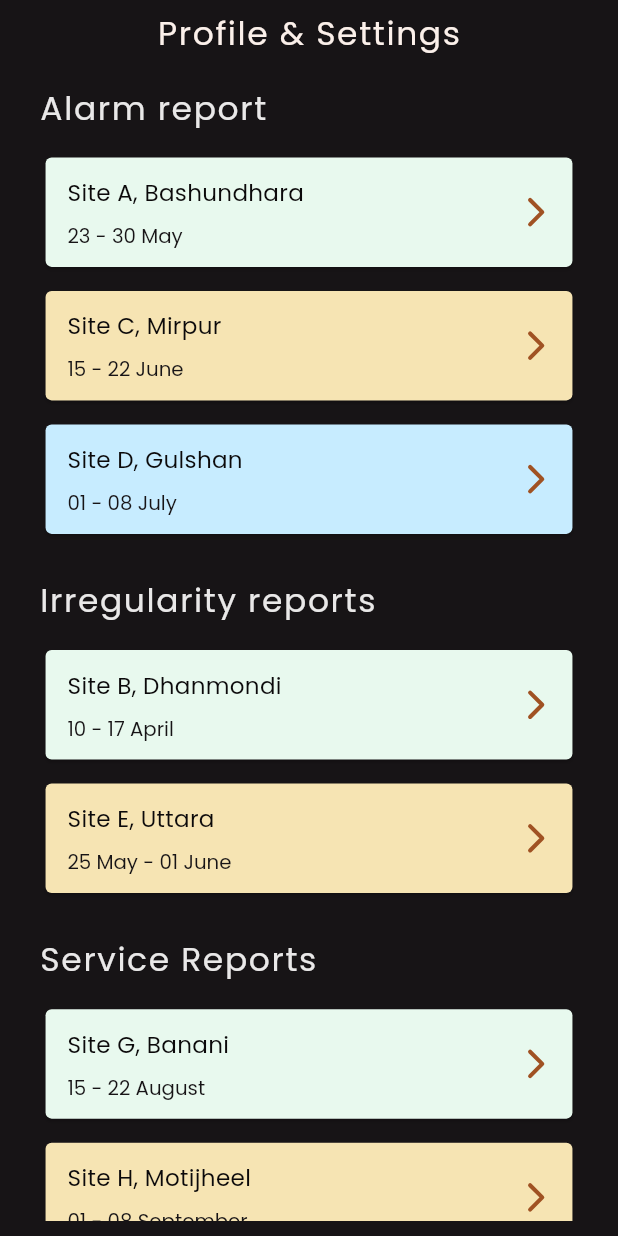
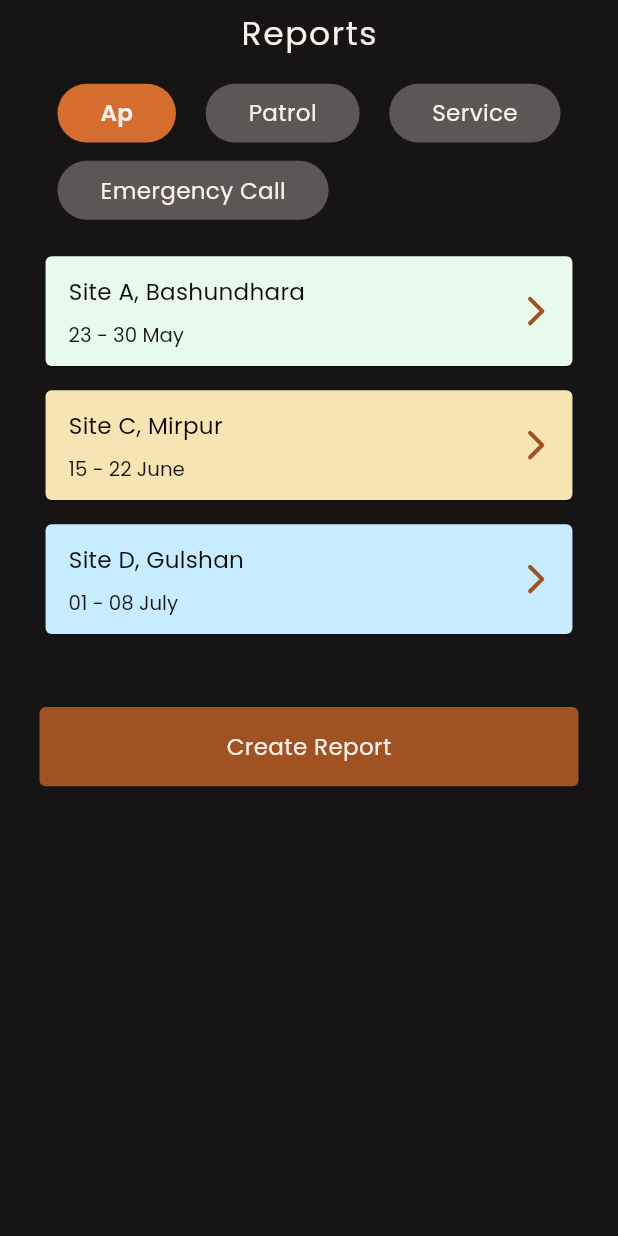
Before and after one commit to MD-Redwan-Ul-Abir/CCTV-Camera-Monitoring, a Flutter app: the ReportScreen screen opened by its route, on a phone screen of 412 x 824 dp. Run offline on Flutter 3.47's test engine with Material 3 defaults, Android fonts, the light colour scheme and no system bars; our stand-ins replace dotted_border, dropdown_button2, flutter_screenutil, flutter_secure_storage, flutter_spinkit, flutter_svg and 7 more; missing offline and left inert: flutter_vlc_player, mime_type; accounts and stored records are empty; project files that could hold a hidden picture were left out.

Commit message:
ui is fully done and no more changes will be accepted

```diff
--- a/lib/infrastructure/navigation/bindings/controllers/main_navigation_screen.controller.binding.dart
+++ b/lib/infrastructure/navigation/bindings/controllers/main_navigation_screen.controller.binding.dart
@@ -1,6 +1,7 @@
 import 'package:get/get.dart';
 
 import '../../../../presentation/mainNavigationScreen/controllers/main_navigation_screen.controller.dart';
+import '../../../../presentation/reportScreen/controllers/report_screen.controller.dart';
 import '../../../../presentation/shared/widgets/imagePicker/imagePickerController.dart';
 
 class MainNavigationScreenControllerBinding extends Bindings {
@@ -12,5 +13,8 @@ class MainNavigationScreenControllerBinding extends Bindings {
     Get.lazyPut<imagePickerController>(
           () => imagePickerController(),
     );
+    Get.lazyPut<ReportScreenController>(
+          () => ReportScreenController(),
+    );
   }
 }
--- a/lib/presentation/reportScreen/controllers/report_screen.controller.dart
+++ b/lib/presentation/reportScreen/controllers/report_screen.controller.dart
@@ -1,11 +1,50 @@
 import 'package:get/get.dart';
 
 class ReportScreenController extends GetxController {
-  //TODO: Implement ReportScreenController
+  // Filter related variables
+  var selectedCategory = 'Ap'.obs;
 
-  final count = 0.obs;
+  // Pagination related variables
+  var currentPage = 1.obs;
+  var totalPages = 1.obs;
 
+  @override
+  void onInit() {
+    super.onInit();
+    // Initialize with default category
+    selectedCategory.value = 'Ap';
+    currentPage.value = 1;
+    totalPages.value = 1;
+  }
 
+  void setSelectedCategory(String category) {
+    selectedCategory.value = category;
+    currentPage.value = 1; // Reset to first page when filter changes
+  }
 
-  void increment() => count.value++;
+  void updateTotalPages(int pages) {
+    totalPages.value = pages;
+    // If current page is greater than total pages, reset to last page
+    if (currentPage.value > totalPages.value && totalPages.value > 0) {
+      currentPage.value = totalPages.value;
+    }
+  }
+
+  void goToPage(int page) {
+    if (page >= 1 && page <= totalPages.value) {
+      currentPage.value = page;
+    }
+  }
+
+  void goToNextPage() {
+    if (currentPage.value < totalPages.value) {
+      currentPage.value++;
+    }
+  }
+
+  void goToPreviousPage() {
+    if (currentPage.value > 1) {
+      currentPage.value--;
+    }
+  }
 }
--- a/lib/presentation/reportScreen/report_screen.screen.dart
+++ b/lib/presentation/reportScreen/report_screen.screen.dart
@@ -25,26 +25,46 @@ class ReportScreen extends GetView<ReportScreenController> {
     // Restructured data to support multiple categories
     List<Map<String, dynamic>> categorizedData = [
       {
-        'categoryTitle': 'Alarm report',
+        'categoryTitle': 'Ap',
         'sites': [
           {'name': 'Site A, Bashundhara', 'date': '23 - 30 May'},
           {'name': 'Site C, Mirpur', 'date': '15 - 22 June'},
           {'name': 'Site D, Gulshan', 'date': '01 - 08 July'},
-        ]
+        ],
       },
       {
-        'categoryTitle': 'Irregularity reports',
+        'categoryTitle': 'Patrol',
         'sites': [
           {'name': 'Site B, Dhanmondi', 'date': '10 - 17 April'},
           {'name': 'Site E, Uttara', 'date': '25 May - 01 June'},
-        ]
+        ],
       },
       {
-        'categoryTitle': 'Service Reports',
+        'categoryTitle': 'Service',
         'sites': [
           {'name': 'Site G, Banani', 'date': '15 - 22 August'},
           {'name': 'Site H, Motijheel', 'date': '01 - 08 September'},
-        ]
+          {'name': 'Site H, Motijheel', 'date': '01 - 08 September'},
+          {'name': 'Site H, Motijheel', 'date': '01 - 08 September'},
+          {'name': 'Site H, Motijheel', 'date': '01 - 08 September'},
+          {'name': 'Site G, Banani', 'date': '15 - 22 August'},
+          {'name': 'Site H, Motijheel', 'date': '01 - 08 September'},
+          {'name': 'Site G, Banani', 'date': '15 - 22 August'},
+          {'name': 'Site H, Motijheel', 'date': '01 - 08 September'},
+          {'name': 'Site G, Banani', 'date': '15 - 22 August'},
+          {'name': 'Site H, Motijheel', 'date': '01 - 08 September'},
+          {'name': 'Site G, Banani', 'date': '15 - 22 August'},
+          {'name': 'Site H, Motijheel', 'date': '01 - 08 September'},
+          {'name': 'Site G, Banani', 'date': '15 - 22 August'},
+          {'name': 'Site H, Motijheel', 'date': '01 - 08 September'},
+        ],
+      },
+      {
+        'categoryTitle': 'Emergency Call',
+        'sites': [
+          {'name': 'Site G, Banani', 'date': '15 - 22 August'},
+          {'name': 'Site H, Motijheel', 'date': '01 - 08 September'},
+        ],
       },
     ];
 
@@ -57,7 +77,7 @@ class ReportScreen extends GetView<ReportScreenController> {
           scrolledUnderElevation: 0,
           automaticallyImplyLeading: false,
           title: Text(
-            "Profile & Settings",
+            "Reports",
             style: AppTextStyles.headLine6.copyWith(
               fontWeight: FontWeight.w400,
               height: 1.5,
@@ -68,74 +88,165 @@ class ReportScreen extends GetView<ReportScreenController> {
         ),
       ),
       body: Padding(
-        padding:  EdgeInsets.symmetric(horizontal: 24.w, vertical: 10.h),
+        padding: EdgeInsets.symmetric(horizontal: 24.w, vertical: 10.h),
         child: SingleChildScrollView(
           child: Column(
             children: [
-              // Outer ListView.builder for categories
-              ListView.builder(
+              // Filter buttons section
+              Obx(() => _buildFilterButtons(categorizedData)),
+
+              SizedBox(height: 16.h),
+
+              // Reports list section
+              Obx(
+                () =>
+                    _buildReportsList(categorizedData, cardColors, controller),
+              ),
+
+              SizedBox(height: 20.h),
+
+              // Pagination section
+              Obx(() => _buildPagination()),
+
+              SizedBox(height: 20.h),
+
+              PrimaryButton(
+                width: double.infinity,
+                onPressed: () {
+                  Get.toNamed(Routes.CREATE_REPORT);
+                },
+                text: 'Create Report',
+              ),
+              SizedBox(height: 16.h),
+            ],
+          ),
+        ),
+      ),
+    );
+  }
+
+  Widget _buildFilterButtons(List<Map<String, dynamic>> categorizedData) {
+    List<String> categories =
+        categorizedData.map((e) => e['categoryTitle'] as String).toList();
+
+    return Wrap(
+      spacing: 18.w,
+      runSpacing: 12.h,
+      children:
+          categories.map((category) {
+            bool isSelected = controller.selectedCategory.value == category;
+            return GestureDetector(
+              onTap: () {
+                controller.setSelectedCategory(category);
+              },
+              child: Container(
+                padding: EdgeInsets.symmetric(horizontal: 26.w, vertical: 8.h),
+                decoration: BoxDecoration(
+                  color:
+                      isSelected
+                          ? AppColors.primaryNormal
+                          : AppColors.primaryLight.withOpacity(0.3),
+                  borderRadius: BorderRadius.circular(20.r),
+                ),
+                child: Text(
+                  category,
+                  style: AppTextStyles.button.copyWith(
+                    color:
+                        isSelected
+                            ? AppColors.primaryLight
+                            : AppColors.primaryLight,
+                    fontWeight: isSelected ? FontWeight.w600 : FontWeight.w400,
+                  ),
+                ),
+              ),
+            );
+          }).toList(),
+    );
+  }
+
+  Widget _buildReportsList(
+    List<Map<String, dynamic>> categorizedData,
+    List<Color> cardColors,
+    ReportScreenController controller,
+  ) {
+    // Filter data based on selected category
+    List<Map<String, String>> filteredSites = [];
+
+    if (controller.selectedCategory.value.isNotEmpty) {
+      var selectedCategoryData = categorizedData.firstWhere(
+        (category) =>
+            category['categoryTitle'] == controller.selectedCategory.value,
+        orElse: () => {'sites': []},
+      );
+      filteredSites = List<Map<String, String>>.from(
+        selectedCategoryData['sites'] ?? [],
+      );
+    }
+
+    // Apply pagination
+    int itemsPerPage = 5;
+    int totalPagesCalculated = (filteredSites.length / itemsPerPage).ceil();
+
+    // Update total pages if different
+    if (controller.totalPages.value != totalPagesCalculated) {
+      Future.microtask(() => controller.updateTotalPages(totalPagesCalculated));
+    }
+
+    int startIndex = (controller.currentPage.value - 1) * itemsPerPage;
+    int endIndex = (startIndex + itemsPerPage).clamp(0, filteredSites.length);
+    List<Map<String, String>> paginatedSites = filteredSites.sublist(
+      startIndex,
+      endIndex,
+    );
+
+    if (paginatedSites.isEmpty) {
+      return Container(
+        height: 200.h,
+        child: Center(
+          child: Text(
+            'No reports found',
+            style: AppTextStyles.headLine6.copyWith(
+              color: AppColors.primaryLight.withOpacity(0.7),
+            ),
+          ),
+        ),
+      );
+    }
+
+    return ListView.builder(
       shrinkWrap: true,
       physics: NeverScrollableScrollPhysics(),
-                itemCount: categorizedData.length,
-                itemBuilder: (context, categoryIndex) {
-                  final category = categorizedData[categoryIndex];
-                  final sites = category['sites'] as List<Map<String, String>>;
+      itemCount: paginatedSites.length,
+      itemBuilder: (context, index) {
+        final site = paginatedSites[index];
+        final color = cardColors[index % cardColors.length];
 
-                  return Column(
-                    crossAxisAlignment: CrossAxisAlignment.start,
-                    children: [
-                      // Category title
-                      Align(
-                        alignment: Alignment.topLeft,
-                        child: Text(
-                          category['categoryTitle'],
-                          style: AppTextStyles.headLine6.copyWith(height: 1.5),
-                        ),
-                      ),
-
-                      SizedBox(height: 8.h),
-
-                      // Inner ListView.builder for sites in this category
-                      ListView.builder(
-                        shrinkWrap: true,
-                        physics: NeverScrollableScrollPhysics(),
-                        itemCount: sites.length,
-                        itemBuilder: (context, siteIndex) {
-                          final color = cardColors[siteIndex % cardColors.length];
         return GestureDetector(
           onTap: () {
             Get.toNamed(Routes.DETAILS_REPORT);
           },
           child: Padding(
-                              padding: const EdgeInsets.symmetric(vertical: 4),
+            padding: EdgeInsets.symmetric(vertical: 4.h),
             child: Card(
               color: color,
               shape: RoundedRectangleBorder(
                 borderRadius: BorderRadius.circular(4.r),
               ),
               child: ListTile(
-                                  contentPadding: EdgeInsets.symmetric(
-                                    horizontal: 6.w,
-                                  ),
+                contentPadding: EdgeInsets.symmetric(horizontal: 6.w),
                 title: Padding(
-                                    padding: const EdgeInsets.symmetric(
-                                      vertical: 4.0,
-                                      horizontal: 8,
-                                    ),
+                  padding: EdgeInsets.symmetric(vertical: 4.h, horizontal: 8.w),
                   child: Text(
-                                      sites[siteIndex]['name']!,
+                    site['name']!,
                     style: AppTextStyles.button.copyWith(
                       color: AppColors.secondaryDarker,
                     ),
                   ),
                 ),
                 subtitle: Padding(
-                                    padding: const EdgeInsets.symmetric(
-                                      vertical: 4.0,
-                                      horizontal: 8,
-                                    ),
+                  padding: EdgeInsets.symmetric(vertical: 4.h, horizontal: 8.w),
                   child: Text(
-                                      sites[siteIndex]['date']!,
+                    site['date']!,
                     style: AppTextStyles.caption1.copyWith(
                       color: AppColors.secondaryDark,
                     ),
@@ -155,28 +266,108 @@ class ReportScreen extends GetView<ReportScreenController> {
           ),
         );
       },
+    );
+  }
+
+  Widget _buildPagination() {
+    if (controller.totalPages.value <= 1) return SizedBox.shrink();
+
+    return Row(
+      mainAxisAlignment: MainAxisAlignment.center,
+      children: [
+        // Previous button
+        GestureDetector(
+          onTap:
+              controller.currentPage.value > 1
+                  ? () => controller.goToPreviousPage()
+                  : null,
+          child: Container(
+            width: 32.w,
+            height: 32.h,
+            decoration: BoxDecoration(
+              color:
+                  controller.currentPage.value > 1
+                      ? AppColors.primaryLight.withOpacity(0.3)
+                      : AppColors.primaryLight.withOpacity(0.1),
+              borderRadius: BorderRadius.circular(16.r),
+            ),
+            child: Icon(
+              Icons.chevron_left,
+              color:
+                  controller.currentPage.value > 1
+                      ? AppColors.primaryLight
+                      : AppColors.primaryLight.withOpacity(0.5),
+              size: 20.sp,
+            ),
+          ),
         ),
 
-                      // Add spacing between categories
-                      SizedBox(height: 20.h),
-                    ],
-                  );
-                },
+        SizedBox(width: 16.w),
+
+        // Page numbers
+        ...List.generate(controller.totalPages.value, (index) {
+          int pageNumber = index + 1;
+          bool isCurrentPage = pageNumber == controller.currentPage.value;
+
+          return GestureDetector(
+            onTap: () => controller.goToPage(pageNumber),
+            child: Container(
+              margin: EdgeInsets.symmetric(horizontal: 4.w),
+              width: 32.w,
+              height: 32.h,
+              decoration: BoxDecoration(
+                color:
+                    isCurrentPage
+                        ? AppColors.primaryNormal
+                        :Colors.transparent,
+                borderRadius: BorderRadius.circular(16.r),
               ),
-
-
-              PrimaryButton(
-                width: double.infinity,
-                onPressed: () {
-                  Get.toNamed(Routes.CREATE_REPORT);
-                },
-                text: 'Create Report',
+              child: Center(
+                child: Text(
+                  pageNumber.toString(),
+                  style: AppTextStyles.button.copyWith(
+                    color:
+                        isCurrentPage
+                            ? AppColors.primaryLight
+                            : Color(0xFFFFFFFF).withOpacity(0.6),
+                    fontWeight:
+                        isCurrentPage ? FontWeight.w600 : FontWeight.w400,
                   ),
-              SizedBox(height: 16.h),
-            ],
                 ),
               ),
             ),
           );
+        }),
+
+        SizedBox(width: 16.w),
+
+        // Next button
+        GestureDetector(
+          onTap:
+              controller.currentPage.value < controller.totalPages.value
+                  ? () => controller.goToNextPage()
+                  : null,
+          child: Container(
+            width: 32.w,
+            height: 32.h,
+            decoration: BoxDecoration(
+              color:
+                  controller.currentPage.value < controller.totalPages.value
+                      ? AppColors.primaryLight.withOpacity(0.3)
+                      : AppColors.primaryLight.withOpacity(0.1),
+              borderRadius: BorderRadius.circular(16.r),
+            ),
+            child: Icon(
+              Icons.chevron_right,
+              color:
+                  controller.currentPage.value < controller.totalPages.value
+                      ? AppColors.primaryLight
+                      : AppColors.primaryLight.withOpacity(0.5),
+              size: 20.sp,
+            ),
+          ),
+        ),
+      ],
+    );
   }
 }
```
Lines whose indentation alone changed are shown as unchanged.
